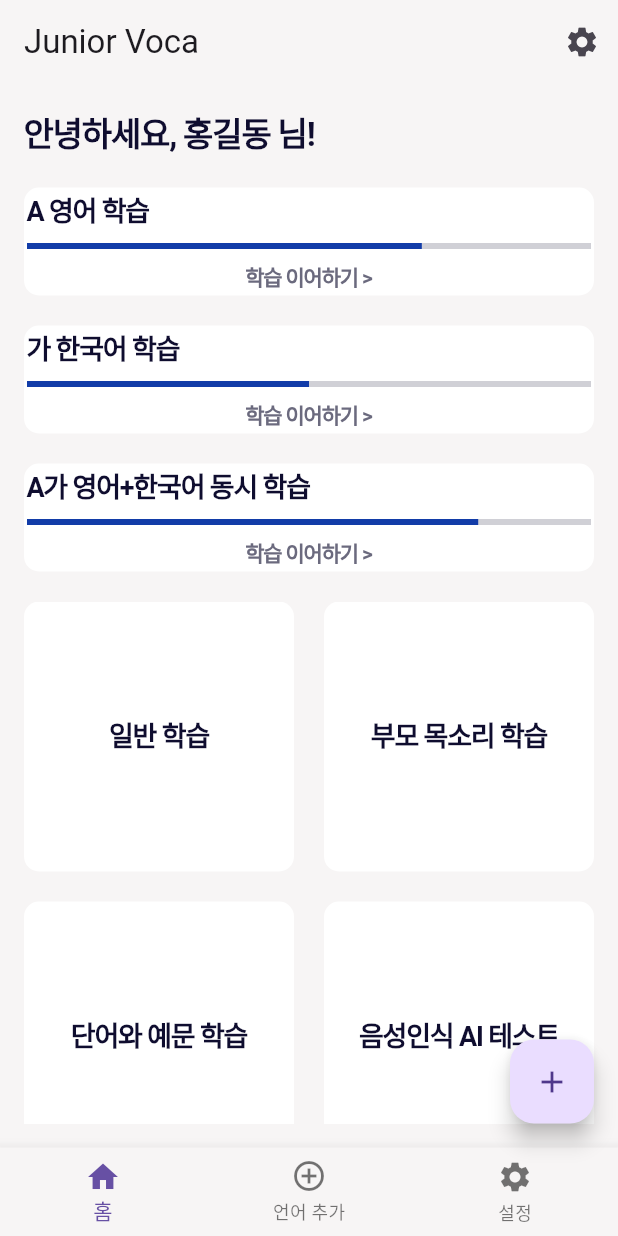
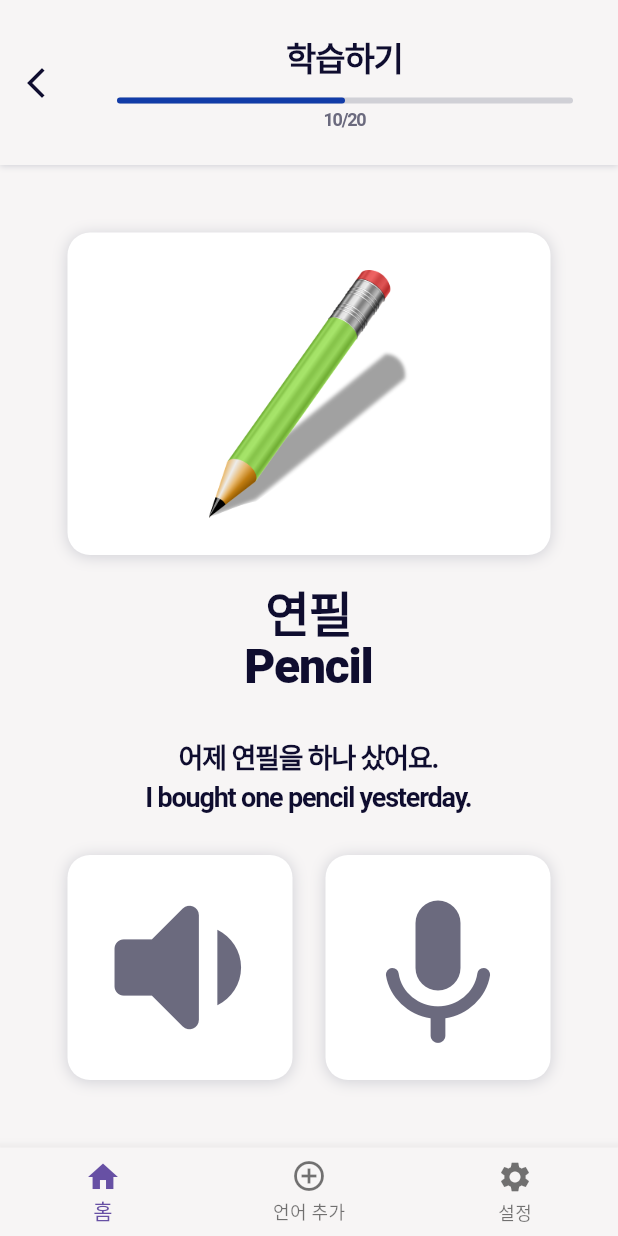
Before and after one commit to aeri123443/JuniorVoca, a Flutter app: the screen it shows after launch, on a phone screen of 412 x 824 dp. Run offline on Flutter 3.47's test engine with Material 3 defaults, Android fonts, the phone set to English and light mode, and no system bars; Roboto replaces fonts that are missing (Pretendard).

Commit message:
[design] 학습 화면 UI 구현
Resolves : #17

```diff
--- a/lib/main.dart
+++ b/lib/main.dart
@@ -1,7 +1,7 @@
 import 'package:flutter/material.dart';
-import 'package:juniorvoca/screens/home_page.dart';
+// import 'package:juniorvoca/screens/home_page.dart';
 import 'package:juniorvoca/styles/colors.dart';
-
+import 'package:juniorvoca/screens/learning_page.dart';
 void main() {
   runApp(const MyApp());
 }
@@ -18,7 +18,7 @@ class MyApp extends StatelessWidget {
         visualDensity: VisualDensity.adaptivePlatformDensity,
         scaffoldBackgroundColor: AppColors.backgroundPrimary,
       ),
-      home: const HomePage(userName: '홍길동'), // 사용자 이름을 전달
+      home: const LearningPage(userName: '홍길동'), // 사용자 이름을 전달
     );
   }
 }
--- a/lib/screens/home_page.dart
+++ b/lib/screens/home_page.dart
@@ -16,7 +16,7 @@ class HomePage extends StatelessWidget {
   @override
   Widget build(BuildContext context) {
     return Scaffold(
-      appBar: const JuvoAppBar(),
+      appBar: const MainAppBar(),
       body: Padding(
         padding: const EdgeInsets.all(16.0),
         child: Column(
--- /dev/null
+++ b/lib/screens/learning_page.dart
@@ -0,0 +1,92 @@
+import 'package:flutter/material.dart';
+import 'package:juniorvoca/styles/theme.dart';
+import 'package:juniorvoca/widgets/bottomnavbar.dart';
+import 'package:juniorvoca/widgets/appbar.dart';
+import 'package:juniorvoca/widgets/image_card.dart';
+import 'package:juniorvoca/widgets/icon_button.dart';
+
+class LearningPage extends StatelessWidget {
+  final String userName;
+
+  const LearningPage({
+    super.key,
+    required this.userName
+  });
+
+  @override
+  Widget build(BuildContext context) {
+    final double screenWidth = MediaQuery.of(context).size.width;
+
+    return Scaffold(
+      body: Column(
+        children: [
+          // 상단바
+          const ProgressAppbar(),
+          // 메인화면
+          Expanded(
+            child: Container(
+              width: screenWidth,
+              margin: const EdgeInsets.all(45),
+              child: Column(
+                mainAxisAlignment: MainAxisAlignment.spaceBetween,
+                children: [
+                  // 이미지 카드
+                  const ImageCard(
+                    imagePath: 'assets/images/card_pencil.png',
+                  ),
+                  // 단어
+                  Column(
+                    children: [
+                      Text(
+                        '연필',
+                        style: AppTheme.headline1Bold.copyWith(
+                          height: 0.8,
+                        ),
+                      ),
+                      const Text(
+                        'Pencil',
+                        style: AppTheme.headline1Bold,
+                      ),
+                    ],
+                  ),
+                  // 예문
+                  const Column(
+                    children: [
+                      Text(
+                        '어제 연필을 하나 샀어요.',
+                        style: AppTheme.body,
+                      ),
+                      Text(
+                        'I bought one pencil yesterday.',
+                        style: AppTheme.body,
+                      ),
+                    ],
+                  ),
+                  // 버튼 모음
+                  const SizedBox(
+                    width: double.infinity,
+                    height: 150,
+                    child: Row(
+                      mainAxisAlignment: MainAxisAlignment.spaceBetween,
+                      children: [
+                        LargeIconButton(
+                          icon: Icons.volume_down_rounded,
+                        ),
+                        LargeIconButton(
+                          icon: Icons.keyboard_voice_rounded,
+                          iconSize: 120,
+                        ),
+                      ],
+                    ),
+                  )
+                ],
+              ),
+            ),
+          ),
+        ],
+      ),
+      // 바텀바
+      bottomNavigationBar: const JuvoBottomNavBar(),
+    );
+  }
+}
--- a/lib/styles/theme.dart
+++ b/lib/styles/theme.dart
@@ -4,6 +4,14 @@ import 'package:juniorvoca/styles/colors.dart';
 class AppTheme {
   static const primaryFont = "Pretendard";
   static const double primaryLetterSpacing = -0.8;
+
+    static const TextStyle headline1Bold = TextStyle(
+    fontFamily: primaryFont,
+    fontSize: 32,
+    letterSpacing: primaryLetterSpacing,
+    fontWeight: FontWeight.w900,
+    color: AppColors.textPrimary,
+  );
 
   static const TextStyle headlineMedium = TextStyle(
     fontFamily: primaryFont,
@@ -23,9 +31,9 @@ class AppTheme {
 
     static const TextStyle titleMedium = TextStyle(
     fontFamily: primaryFont,
-    fontSize: 20,
+    fontSize: 22,
     letterSpacing: primaryLetterSpacing,
-    fontWeight: FontWeight.w700,
+    fontWeight: FontWeight.w800,
     color: AppColors.textPrimary,
   );
 
@@ -45,15 +53,15 @@ class AppTheme {
     color: AppColors.textPrimary,
   );
 
-  static const TextStyle subText = TextStyle(
+  static const TextStyle caption = TextStyle(
     fontFamily: primaryFont,
-    fontSize: 14,
+    fontSize: 12,
     letterSpacing: primaryLetterSpacing,
     fontWeight: FontWeight.w600,
     color: AppColors.textSecondary,
   );
 
-    static const TextStyle subText2 = TextStyle(
+    static const TextStyle caption2 = TextStyle(
     fontFamily: primaryFont,
     fontSize: 18,
     letterSpacing: primaryLetterSpacing,
--- a/lib/widgets/appbar.dart
+++ b/lib/widgets/appbar.dart
@@ -1,8 +1,10 @@
 import 'package:flutter/material.dart';
 import 'package:juniorvoca/styles/colors.dart';
+import 'package:juniorvoca/styles/theme.dart';
+import 'package:juniorvoca/widgets/progress_indicator.dart';
 
-class JuvoAppBar extends StatelessWidget implements PreferredSizeWidget {
-  const JuvoAppBar({super.key});
+class MainAppBar extends StatelessWidget implements PreferredSizeWidget {
+  const MainAppBar({super.key});
 
   @override
   Size get preferredSize => const Size.fromHeight(kToolbarHeight);
@@ -23,3 +25,59 @@ class JuvoAppBar extends StatelessWidget implements PreferredSizeWidget {
     );
   }
 }
+
+class ProgressAppbar extends StatelessWidget{
+
+  const ProgressAppbar({super.key});
+
+  @override
+  Widget build(BuildContext context) {
+
+    double value = 0.5;
+    final double screenTop = MediaQuery.of(context).padding.top;
+
+    return Container(
+      decoration: const BoxDecoration(
+        color: AppColors.backgroundPrimary,
+        boxShadow: [
+          BoxShadow(
+            color: AppColors.shadowColor,
+            blurRadius: 3,
+            offset: Offset(0, 1),
+          ),
+        ],
+      ),
+      height: 110.0,
+      // 상태바 높이만큼 위쪽 여백 추가
+      padding: EdgeInsets.only(top: screenTop),
+      child: Row(
+        children: [
+          // 뒤로가기 버튼
+          IconButton(
+            color: AppColors.textPrimary,
+            icon: const Icon(Icons.arrow_back_ios_new_sharp),
+            onPressed: (){
+              // 메인으로 이동
+            },
+          ),
+          Expanded(
+            child: Column(
+              mainAxisAlignment: MainAxisAlignment.center,
+              crossAxisAlignment: CrossAxisAlignment.center,
+              children: [
+                // 학습하기 텍스트
+                const Text(
+                  '학습하기',
+                  style: AppTheme.titleMedium,
+                ),
+                const SizedBox(height: 10,),
+                // 진행바
+                CustomProgressIndicator(value: value),
+              ],
+            ),
+          ),
+        ],
+      ),
+    );
+  }
+}
--- /dev/null
+++ b/lib/widgets/icon_button.dart
@@ -0,0 +1,41 @@
+import 'package:flutter/material.dart';
+import 'package:juniorvoca/styles/colors.dart';
+
+class LargeIconButton extends StatelessWidget {
+  final IconData icon;
+  final double iconSize;
+
+  const LargeIconButton({
+    super.key,
+    required this.icon,
+    this.iconSize = 150,
+  });
+
+  @override
+  Widget build(BuildContext context) {
+    return AspectRatio(
+      aspectRatio: 1/1,
+      child: Container(
+        decoration: BoxDecoration(
+          color: AppColors.backgroundSecondary,
+          borderRadius: BorderRadius.circular(15),
+          boxShadow: const [
+            BoxShadow(
+              color: AppColors.shadowColor,
+              blurRadius: 8,
+              offset: Offset(0, 1),
+            ),
+          ],
+        ),
+        child: IconButton(
+          color: AppColors.textSecondary,
+          icon: Icon(icon),
+          padding: EdgeInsets.zero, // 패딩 설정
+          iconSize: iconSize,
+          onPressed: (){
+          },
+        ),
+      ),
+    );
+  }
+}
--- /dev/null
+++ b/lib/widgets/image_card.dart
@@ -0,0 +1,34 @@
+import 'package:flutter/material.dart';
+import 'package:juniorvoca/styles/colors.dart';
+
+class ImageCard extends StatelessWidget {
+  final String imagePath;
+
+  const ImageCard({
+    super.key,
+    required this.imagePath,
+  });
+
+  @override
+  Widget build(BuildContext context) {
+    return Container(
+      width: double.infinity,
+      height: 215,
+      decoration: BoxDecoration(
+        color: AppColors.backgroundSecondary,
+        borderRadius: BorderRadius.circular(15),
+        boxShadow: const [
+          BoxShadow(
+            color: AppColors.shadowColor,
+            blurRadius: 8,
+            offset: Offset(0, 1),
+          ),
+        ],
+      ),
+      child: Padding(
+        padding: const EdgeInsets.all(25),
+        child: Image.asset(imagePath),
+      ),
+    );
+  }
+}
--- a/lib/widgets/progress_indicator.dart
+++ b/lib/widgets/progress_indicator.dart
@@ -61,7 +61,7 @@ class MainProgressIndicator extends StatelessWidget{
               },
               child: const Text(
                 '학습 이어하기 >',
-                style: AppTheme.subText
+                style: AppTheme.caption
               ),
             ),
           ),
@@ -70,3 +70,36 @@ class MainProgressIndicator extends StatelessWidget{
     );
   }
 }
+
+class CustomProgressIndicator extends StatelessWidget{
+
+  final double value;
+
+  const CustomProgressIndicator({
+    super.key,
+    required this.value,
+  });
+
+  @override
+  Widget build(BuildContext context) {
+    return Column(
+      children: [
+        Container(
+          margin: const EdgeInsets.fromLTRB(30, 2, 30, 2),
+          child: LinearProgressIndicator(
+            value: value,
+            borderRadius: BorderRadius.circular(10),
+            backgroundColor: AppColors.shadowColor,
+            valueColor: const AlwaysStoppedAnimation<Color>(AppColors.colorPrimaryDefault),
+          ),
+        ),
+        const Text(
+          '10/20',
+          style: AppTheme.caption,
+        ),
+      ],
+    );
+
+
+  }
+}
```
Also changed, not shown: pubspec.yaml (+23 -14 lines), assets/images/card_pencil.png (added), 9 other files.
